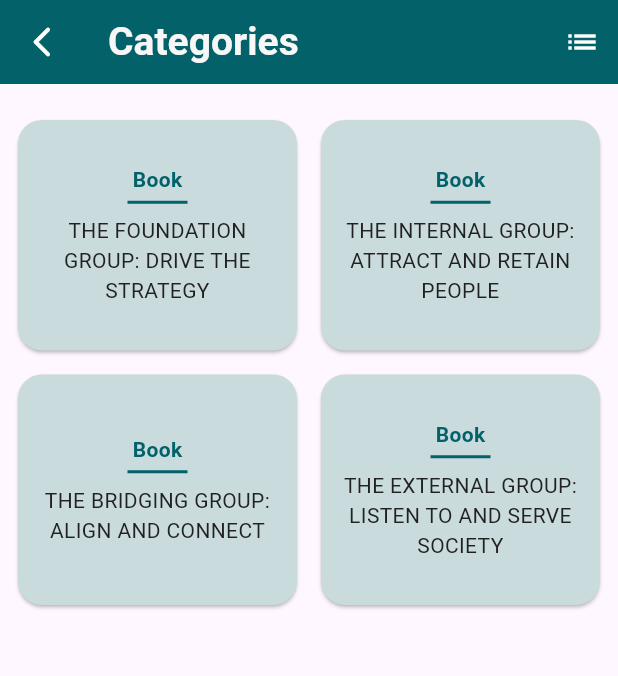
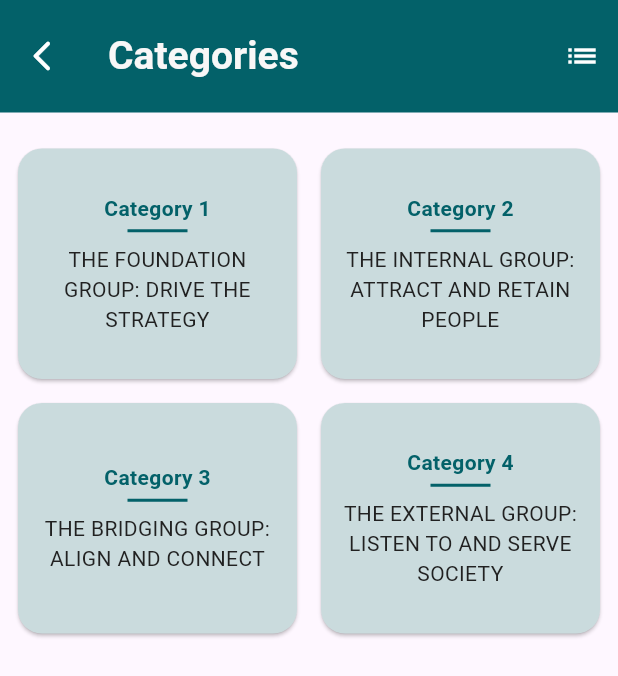
Before and after one commit to mahaamimran/dei_marc, a Flutter app: the screen it shows after launch, after a tap on "GENDER DEI TOOLKIT: A GUIDE TO RESOLVE I", on a phone screen of 412 x 824 dp. Shown: the top 676 px of the screen. Run offline on Flutter 3.47's test engine with Material 3 defaults, Android fonts, the phone set to English and light mode, and no system bars; our stand-ins replace shared_preferences.

Commit message:
jump to cat changes & design >> removed quotation marks from content >> readded gradient to app bar >> adjusted the app bar height >> changed bookmark and settings colours >> added background color to jump to cat widget >> changed heading in the jump to category widget

```diff
--- a/lib/screens/category_screen.dart
+++ b/lib/screens/category_screen.dart
@@ -1,8 +1,9 @@
+import 'package:dei_marc/providers/category_provider.dart';
+import 'package:dei_marc/screens/content_screen.dart';
 import 'package:flutter/material.dart';
 import 'package:provider/provider.dart';
-import 'package:dei_marc/providers/category_provider.dart';
-import 'package:dei_marc/config/text_styles.dart';
-import 'content_screen.dart';
+
+import '../config/text_styles.dart';
 
 class CategoryScreen extends StatefulWidget {
   final String bookFileName;
@@ -30,17 +31,16 @@ class _CategoryScreenState extends State<CategoryScreen> {
           CategoryProvider()..loadCategories(widget.bookFileName),
       child: Scaffold(
         appBar: AppBar(
-          leading: IconButton(
-            icon: Icon(Icons.arrow_back_ios_new_rounded, color: Colors.white),
-            onPressed: () {
-              Navigator.pop(context);
-            },
-          )
-          ,
+            leading: IconButton(
+              icon: Icon(Icons.arrow_back_ios_new_rounded, color: Colors.white),
+              onPressed: () {
+                Navigator.pop(context);
+              },
+            ),
             backgroundColor:
                 widget.appBarColor, // Use the passed color for the AppBar
-            //foregroundColor: BasicColors.appBarForeground,
-            title:  Text("Categories", style: TextStyles.appBarTitle),
+            toolbarHeight: 75.0,
+            title: Text("Categories", style: TextStyles.appBarTitle),
             actions: [
               IconButton(
                 color: Colors.white,
@@ -51,8 +51,7 @@ class _CategoryScreenState extends State<CategoryScreen> {
                   });
                 },
               ),
-            ])
-            ,
+            ]),
         body: Padding(
           padding: const EdgeInsets.all(8.0),
           child: Consumer<CategoryProvider>(
@@ -89,8 +88,7 @@ class _CategoryScreenState extends State<CategoryScreen> {
                                         appBarColor: widget.appBarColor,
                                         secondaryColor: widget.secondaryColor,
                                         bookId: widget.bookFileName,
-                                        categoryId: index +
-                                            1, // Pass the index of the category
+                                        categoryId: index + 1,
                                       ),
                                     ),
                                   );
@@ -107,7 +105,7 @@ class _CategoryScreenState extends State<CategoryScreen> {
                                           MainAxisAlignment.center,
                                       children: [
                                         Text(
-                                          _getTitle(widget.bookFileName),
+                                          '${_getTitle(widget.bookFileName)} ${index + 1}',
                                           style: TextStyles.caption.copyWith(
                                             fontWeight: FontWeight.bold,
                                             color: widget.appBarColor,
@@ -157,7 +155,7 @@ class _CategoryScreenState extends State<CategoryScreen> {
                                       const EdgeInsets.symmetric(vertical: 8.0),
                                   child: ListTile(
                                     title: Text(
-                                      'Category ${index + 1}',
+                                      '${_getTitle(widget.bookFileName)} ${index + 1}',
                                       style: TextStyles.caption.copyWith(
                                         color: widget.appBarColor,
                                         fontWeight: FontWeight.bold,
@@ -187,13 +185,13 @@ class _CategoryScreenState extends State<CategoryScreen> {
   String _getTitle(String bookFileName) {
     switch (bookFileName) {
       case 'book1':
-        return 'Categoru';
+        return 'Category';
       case 'book2':
-        return 'Group 2';
+        return 'Group';
       case 'book3':
-        return 'Book 3';
+        return 'Module';
       default:
-        return 'Book';
+        return 'Category';
     }
   }
 }
--- a/lib/screens/home_screen.dart
+++ b/lib/screens/home_screen.dart
@@ -15,6 +15,7 @@ class HomeScreen extends StatelessWidget {
       backgroundColor: Colors.grey[100],
       appBar: AppBar(
         backgroundColor: Colors.white,
+        toolbarHeight: 75.0, // Change this value to adjust AppBar height
         // to avoid color change on scroll
         scrolledUnderElevation: 0,
         title: Text(
@@ -85,10 +86,6 @@ class HomeScreen extends StatelessWidget {
                                   style: TextStyles.caption,
                                 ),
                                 const SizedBox(height: 4.0),
-                                Text(
-                                  'Volume ${book.volume}',
-                                  style: TextStyles.caption,
-                                ),
                               ],
                             ),
                           ),
```
Also changed, not shown: lib/screens/bookmark_screen.dart (+48 -46 lines), lib/screens/content_screen.dart (+22 -13 lines), lib/screens/settings_screen.dart (+16 -16 lines).
